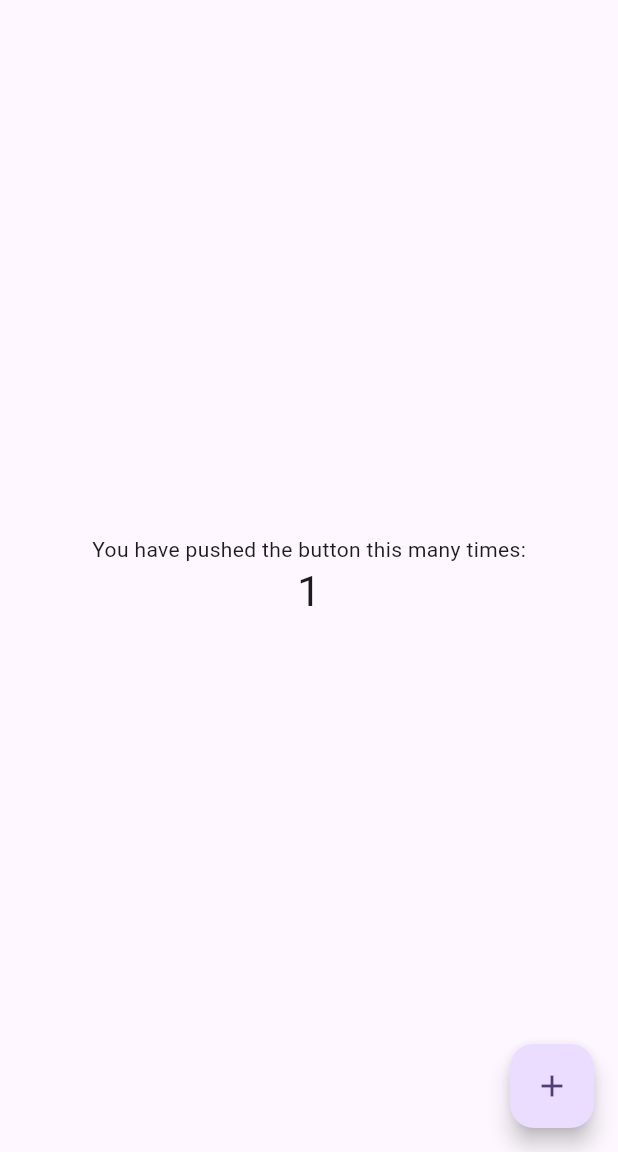
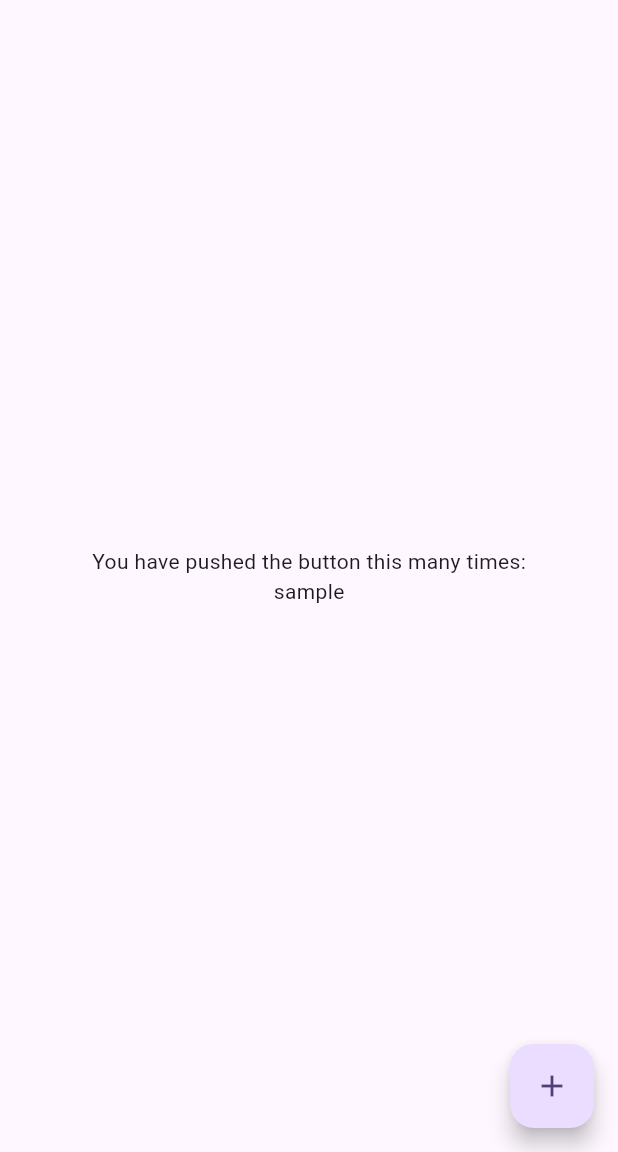
Before and after one commit to railgun-0402/zenn_app_flutter, a Flutter app: the screen it shows after launch, after a tap on the "add" icon, on a phone screen of 412 x 824 dp, the part 84-1236 px from its top. Run offline on Flutter 3.47's test engine with Material 3 defaults, Android fonts, the phone set to English and light mode, and no system bars; network calls fail.

Commit message:
APIからデータをとってこれるようにする

```diff
--- a/lib/main.dart
+++ b/lib/main.dart
@@ -1,6 +1,9 @@
+import 'dart:convert';
+
 import 'package:flutter/material.dart';
+import 'package:http/http.dart' as http;
 
-void main() {
+void main() async {
   runApp(const MyApp());
 }
 
@@ -31,13 +34,13 @@ class MyHomePage extends StatefulWidget {
 }
 
 class _MyHomePageState extends State<MyHomePage> {
-  int _counter = 0;
+  // int _counter = 0;
 
-  void _incrementCounter() {
-    setState(() {
-      _counter++;
-    });
-  }
+  // void _incrementCounter() {
+  //   setState(() {
+  //     _counter++;
+  //   });
+  // }
 
   @override
   Widget build(BuildContext context) {
@@ -46,25 +49,41 @@ class _MyHomePageState extends State<MyHomePage> {
         backgroundColor: Theme.of(context).colorScheme.inversePrimary,
         title: Text(widget.title),
       ),
-      body: Center(
+      body: const Center(
         child: Column(
           mainAxisAlignment: MainAxisAlignment.center,
           children: <Widget>[
-            const Text(
+            Text(
               'You have pushed the button this many times:',
             ),
             Text(
-              '$_counter',
-              style: Theme.of(context).textTheme.headlineMedium,
+              'sample'
+              // '$_counter',
+              // style: Theme.of(context).textTheme.headlineMedium,
             ),
           ],
         ),
       ),
       floatingActionButton: FloatingActionButton(
-        onPressed: _incrementCounter,
+        onPressed: fetchArticles,
         tooltip: 'Increment',
         child: const Icon(Icons.add),
       ), // This trailing comma makes auto-formatting nicer for build methods.
     );
   }
+
+  /* 記事取得APIの実行メソッド */
+  Future<void> fetchArticles() async {
+    // final url = Uri.parse('https://zenn.dev/api/articles?username=まめしば');
+    final url = Uri.parse('https://zenn.dev/api/articles?order=latest');
+    final response = await http.get(url);
+
+    if (response.statusCode == 200) {
+      final data = json.decode(response.body);
+      // print(data); // 取得したデータを利用
+    } else {
+      //print('Failed to fetch articles');
+      //print(response.statusCode);
+    }
+  }
 }
--- a/pubspec.yaml
+++ b/pubspec.yaml
@@ -32,6 +32,8 @@ dependencies:
     sdk: flutter
 
   all_lint_rules_community: ^0.0.42
+  http: ^0.13.4
+  flutter_dotenv: ^5.0.2
 
   # The following adds the Cupertino Icons font to your application.
   # Use with the CupertinoIcons class for iOS style icons.
```
Also changed, not shown: lib/models/article.dart (added, +23 -0 lines), lib/models/user.dart (added, +20 -0 lines), lib/widgets/article_list.dart (added, +27 -0 lines), pubspec.lock.
